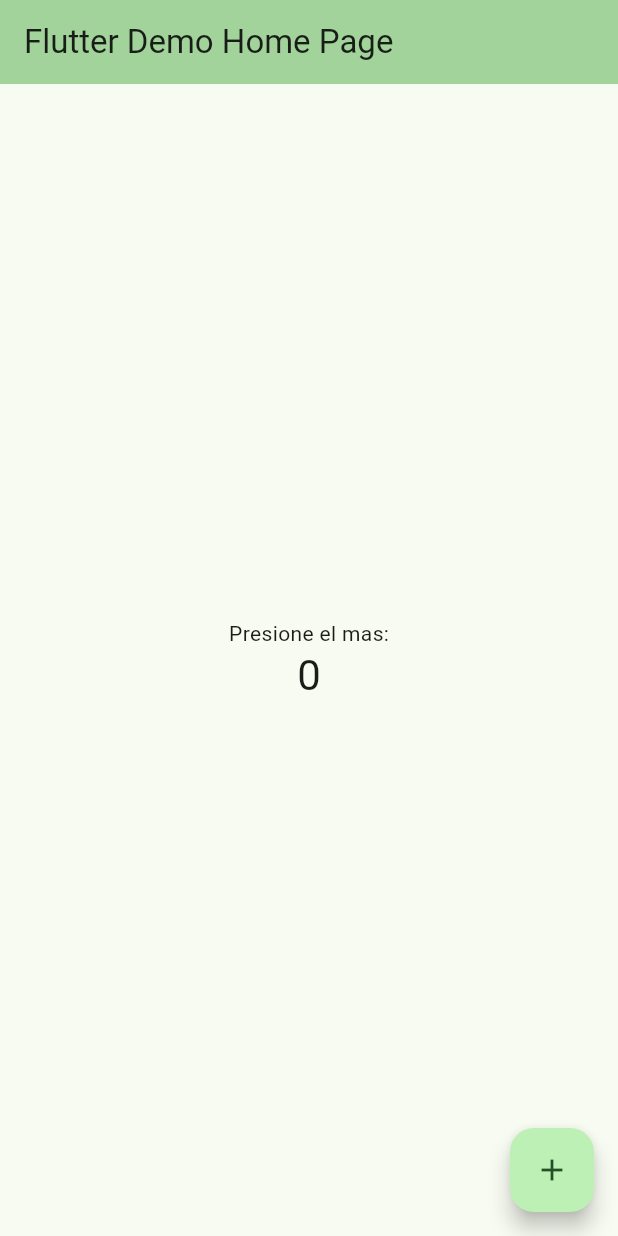
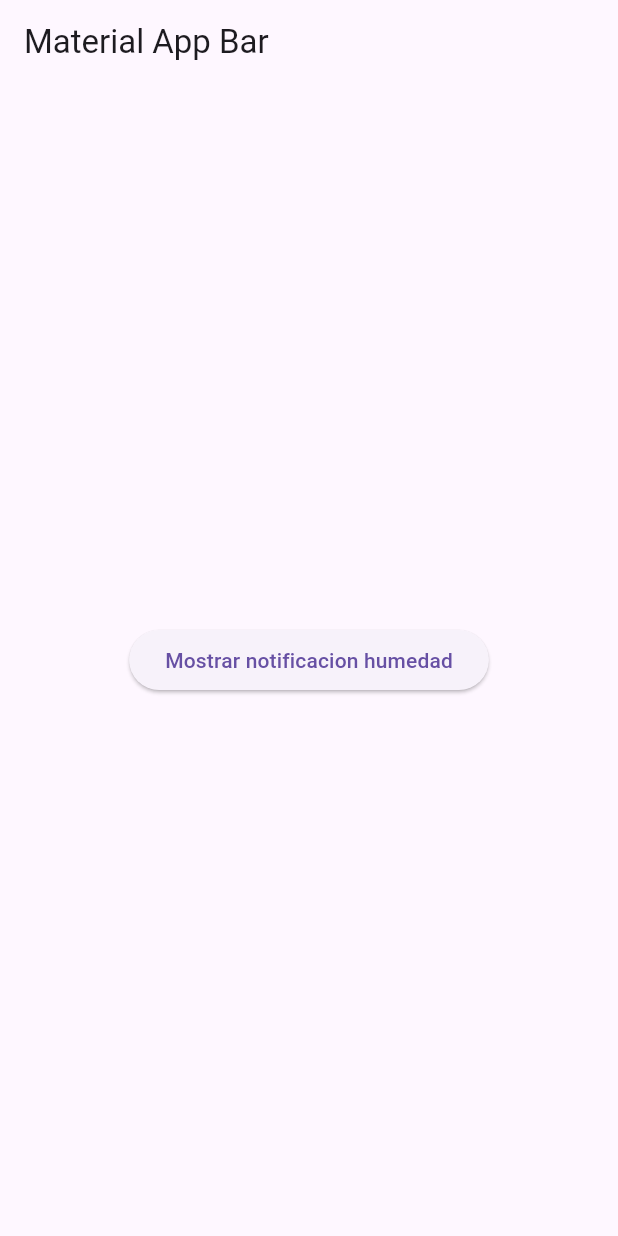
Before and after one commit to cicer-0/bluegrow-app, a Flutter app: the screen it shows after launch, on a phone screen of 412 x 824 dp. Run offline on Flutter 3.47's test engine with Material 3 defaults, Android fonts, the light colour scheme and no system bars; our stand-ins replace flutter_blue_plus, flutter_local_notifications, get.

Commit message:
App notification BLE

```diff
--- a/lib/main.dart
+++ b/lib/main.dart
@@ -1,8 +1,13 @@
+import 'package:bluegrow/services/notification_service.dart';
 import 'package:flutter/material.dart';
+/* import 'package:bluegrow/views/home_page.dart';*/
 /* import 'package:flutter_blue_plus/flutter_blue_plus.dart';
 import 'package:flutter_local_notifications/flutter_local_notifications.dart'; */
 
-void main() {
+void main() async {
+  //Se asegura de que se ejecuten todas las inicializaciones antes de correr el metodo main
+  WidgetsFlutterBinding.ensureInitialized();
+  await initNotifications();
   runApp(const MyApp());
 }
 
@@ -13,66 +18,37 @@
   @override
   Widget build(BuildContext context) {
     return MaterialApp(
-      title: 'Flutter BLE Notification',
-      theme: ThemeData(
+      title: 'Flutter Notification',
+      /* theme: ThemeData(
         // This is the theme of your application.
         colorScheme: ColorScheme.fromSeed(seedColor: Colors.green),
         useMaterial3: true,
+      ), */
+      home: Scaffold(
+        appBar: AppBar(
+          title: const Text("Material App Bar"),
+        ),
+        body: const PaginaPrincipal(),
       ),
-      home: const MyHomePage(title: 'Flutter Demo Home Page'),
+      //home: const MyHomePage(title: 'Flutter BLE Notification Home Pagess'),
     );
   }
 }
 
-class MyHomePage extends StatefulWidget {
-  const MyHomePage({super.key, required this.title});
-
-  // This widget is the home page of your application.
-  final String title;
+class PaginaPrincipal extends StatelessWidget{
+  const PaginaPrincipal({
+    Key? key,
+  }) : super (key: key);
 
   @override
-  State<MyHomePage> createState() => _MyHomePageState();
-}
-
-class _MyHomePageState extends State<MyHomePage> {
-  int _counter = 0;
-
-  void _incrementCounter() {
-    setState(() {
-      // Esta llamada a setState le dice al marco de Flutter que algo ha cambiado en este estado
-      _counter++;
-    });
-  }
-
-  @override
-  Widget build(BuildContext context) {
-    /*Este método se vuelve a ejecutar cada vez que se llama a setState, por ejemplo como lo hace el método _incrementCounter anterior*/
-    return Scaffold(
-      appBar: AppBar(
-        /*PRUEBE ESTO: intente cambiar el color aquí a un color específico  para ver cómo la AppBar cambia de color mientras los demás colores permanecen iguales.*/
-        backgroundColor: Theme.of(context).colorScheme.inversePrimary,
-        /*Aquí tomamos el valor del objeto MyHomePage que fue creado por el método App.build y lo usamos para configurar el título de nuestra barra de aplicaciones.*/
-        title: Text(widget.title),
-      ),
-      body: Center(
-        child: Column(
-          mainAxisAlignment: MainAxisAlignment.center,
-          children: <Widget>[
-            const Text(
-              'Presione el mas:',
-            ),
-            Text(
-              '$_counter',
-              style: Theme.of(context).textTheme.headlineMedium,
-            ),
-          ],
-        ),
-      ),
-      floatingActionButton: FloatingActionButton(
-        onPressed: _incrementCounter,
-        tooltip: 'Increment',
-        child: const Icon(Icons.add),
-      ),
+  Widget build(BuildContext context){
+    return Center(
+      child: ElevatedButton(
+        onPressed: (){
+          showNotification();
+        //print("Hola");
+        },
+        child: const Text("Mostrar notificacion humedad")),
     );
   }
 }
--- a/pubspec.yaml
+++ b/pubspec.yaml
@@ -35,8 +35,10 @@ dependencies:
   # The following adds the Cupertino Icons font to your application.
   # Use with the CupertinoIcons class for iOS style icons.
   cupertino_icons: ^1.0.6
-  #flutter_blue_plus: 1.31.16 # Agregar esta línea
+  flutter_blue_plus: 1.4.0 # Agregar esta línea
+  flutter_local_notifications: ^17.0.0
   #flutter_local_notifications: ^9.0.0
+  get: ^4.6.5
 
 dev_dependencies:
   flutter_test:
```
Also changed, not shown: lib/controllers/bluetooth_controller.dart (added, +20 -0 lines), lib/services/notification_service.dart (added, +33 -0 lines), lib/views/home_page.dart (added, +78 -0 lines), pubspec.lock, 4 other files.
